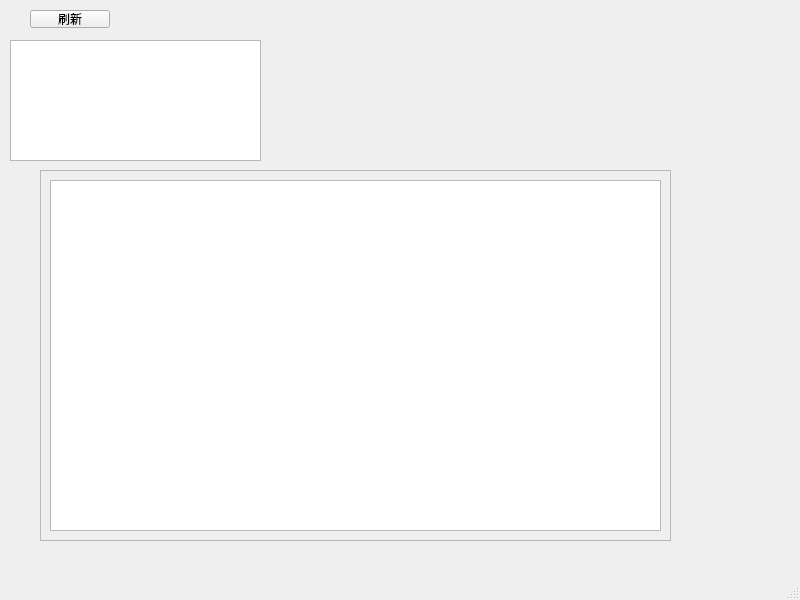
This is mainwindow.ui in ztlztlztlztl/Visk as Qt 5 draws it before an edit. The edited form follows.
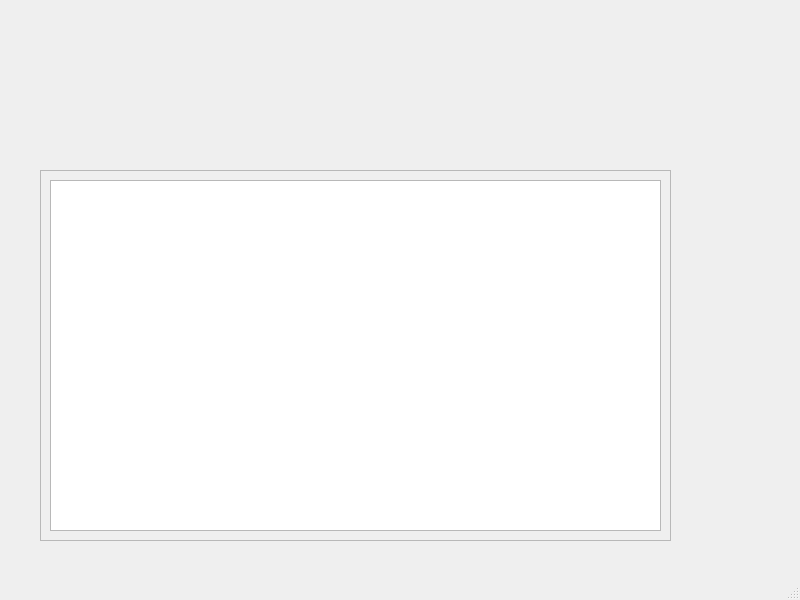
This is the edited form. Custom widgets are drawn as their Qt base class.

Patch:
```diff
--- a/mainwindow.ui
+++ b/mainwindow.ui
@@ -14,29 +14,6 @@
    <string>MainWindow</string>
   </property>
   <widget class="QWidget" name="centralwidget">
-   <widget class="QListWidget" name="driveList">
-    <property name="geometry">
-     <rect>
-      <x>10</x>
-      <y>40</y>
-      <width>251</width>
-      <height>121</height>
-     </rect>
-    </property>
-   </widget>
-   <widget class="QPushButton" name="refreshDriveBtn">
-    <property name="geometry">
-     <rect>
-      <x>30</x>
-      <y>10</y>
-      <width>80</width>
-      <height>18</height>
-     </rect>
-    </property>
-    <property name="text">
-     <string>刷新</string>
-    </property>
-   </widget>
    <widget class="QFrame" name="frame">
     <property name="geometry">
      <rect>
@@ -61,13 +38,23 @@
    <widget class="breadcrumbWidget" name="breadcrumbline" native="true">
     <property name="geometry">
      <rect>
-      <x>350</x>
-      <y>30</y>
+      <x>390</x>
+      <y>60</y>
       <width>271</width>
       <height>61</height>
      </rect>
     </property>
    </widget>
+   <widget class="driveListZone" name="driveZone" native="true">
+    <property name="geometry">
+     <rect>
+      <x>60</x>
+      <y>30</y>
+      <width>311</width>
+      <height>121</height>
+     </rect>
+    </property>
+   </widget>
   </widget>
   <widget class="QMenuBar" name="menubar">
    <property name="geometry">
@@ -88,6 +75,12 @@
    <header>breadcrumbwidget.h</header>
    <container>1</container>
   </customwidget>
+  <customwidget>
+   <class>driveListZone</class>
+   <extends>QWidget</extends>
+   <header>drivelistzone.h</header>
+   <container>1</container>
+  </customwidget>
  </customwidgets>
  <resources/>
  <connections/>
```
